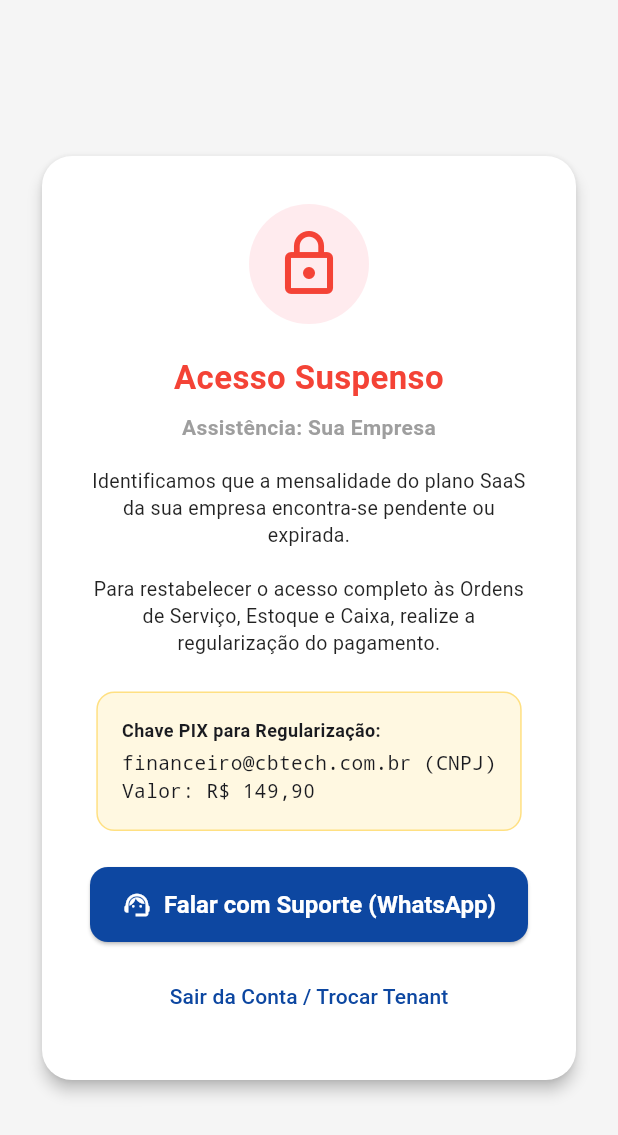
After one commit to cesarbotas/android-assistencia-cbtech, a Flutter app: the SubscriptionLockedScreen screen opened by its route, on a phone screen of 412 x 824 dp. The commit adds this screen. Shown: the top 1135 px of the screen. Run offline on Flutter 3.47's test engine with Material 3 defaults, Android fonts, the phone set to English and light mode, and no system bars; our stand-ins replace dio, flutter_riverpod, flutter_secure_storage, go_router, image_picker, share_plus; accounts and stored records are empty.

Commit message:
Arquivos referencias.

```diff
--- /dev/null
+++ b/lib/features/auth/presentation/subscription_locked_screen.dart
@@ -0,0 +1,97 @@
+import 'package:flutter/material.dart';
+import 'package:flutter_riverpod/flutter_riverpod.dart';
+import 'package:share_plus/share_plus.dart';
+import '../../../core/constants/app_colors.dart';
+import '../../../core/widgets/primary_button.dart';
+import 'auth_controller.dart';
+
+class SubscriptionLockedScreen extends ConsumerWidget {
+  const SubscriptionLockedScreen({super.key});
+
+  @override
+  Widget build(BuildContext context, WidgetRef ref) {
+    final authState = ref.watch(authControllerProvider);
+    final tenantName = authState.activeTenantName ?? 'Sua Empresa';
+
+    void contactSupport() {
+      Share.share('Olá, gostaria de regularizar a mensalidade da assistência técnica $tenantName para desbloquear o sistema CBTech.');
+    }
+
+    return Scaffold(
+      backgroundColor: Colors.grey.shade100,
+      body: Center(
+        child: SingleChildScrollView(
+          padding: const EdgeInsets.all(24),
+          child: Card(
+            elevation: 4,
+            shape: RoundedRectangleBorder(borderRadius: BorderRadius.circular(20)),
+            child: Padding(
+              padding: const EdgeInsets.all(32),
+              child: Column(
+                mainAxisSize: MainAxisSize.min,
+                children: [
+                  Container(
+                    padding: const EdgeInsets.all(16),
+                    decoration: BoxDecoration(
+                      color: Colors.red.shade50,
+                      shape: BoxShape.circle,
+                    ),
+                    child: const Icon(Icons.lock_outline, color: Colors.red, size: 48),
+                  ),
+                  const SizedBox(height: 20),
+                  const Text(
+                    'Acesso Suspenso',
+                    style: TextStyle(fontSize: 22, fontWeight: FontWeight.bold, color: Colors.red),
+                    textAlign: TextAlign.center,
+                  ),
+                  const SizedBox(height: 8),
+                  Text(
+                    'Assistência: $tenantName',
+                    style: const TextStyle(fontWeight: FontWeight.w600, fontSize: 14, color: Colors.grey),
+                    textAlign: TextAlign.center,
+                  ),
+                  const SizedBox(height: 16),
+                  const Text(
+                    'Identificamos que a mensalidade do plano SaaS da sua empresa encontra-se pendente ou expirada.\n\nPara restabelecer o acesso completo às Ordens de Serviço, Estoque e Caixa, realize a regularização do pagamento.',
+                    style: TextStyle(fontSize: 13, color: Colors.black87, height: 1.4),
+                    textAlign: TextAlign.center,
+                  ),
+                  const SizedBox(height: 24),
+                  Container(
+                    padding: const EdgeInsets.all(16),
+                    decoration: BoxDecoration(
+                      color: Colors.amber.shade50,
+                      borderRadius: BorderRadius.circular(12),
+                      border: Border.all(color: Colors.amber.shade200),
+                    ),
+                    child: const Column(
+                      crossAxisAlignment: CrossAxisAlignment.start,
+                      children: [
+                        Text('Chave PIX para Regularização:', style: TextStyle(fontWeight: FontWeight.bold, fontSize: 12)),
+                        SizedBox(height: 4),
+                        Text('financeiro@cbtech.com.br (CNPJ)\nValor: R\$ 149,90', style: TextStyle(fontSize: 13, fontFamily: 'monospace')),
+                      ],
+                    ),
+                  ),
+                  const SizedBox(height: 24),
+                  PrimaryButton(
+                    text: 'Falar com Suporte (WhatsApp)',
+                    icon: Icons.support_agent,
+                    onPressed: contactSupport,
+                  ),
+                  const SizedBox(height: 12),
+                  TextButton(
+                    onPressed: () {
+                      ref.read(authControllerProvider.notifier).logout();
+                    },
+                    child: const Text('Sair da Conta / Trocar Tenant', style: TextStyle(color: AppColors.primary)),
+                  ),
+                ],
+              ),
+            ),
+          ),
+        ),
+      ),
+    );
+  }
+}
```
Also changed, not shown: lib/core/routing/app_router.dart (+10 -1 lines), lib/features/auth/data/models/tenant_info.dart (+12 -0 lines), lib/features/auth/presentation/auth_controller.dart (+10 -0 lines), 2 other files.
